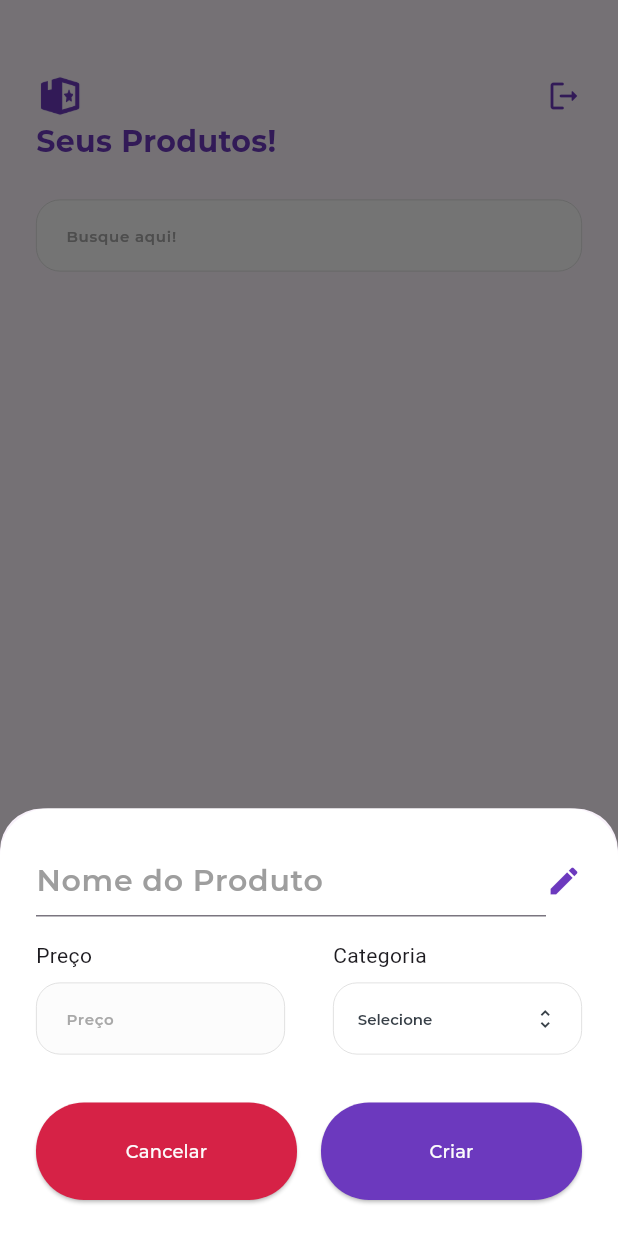
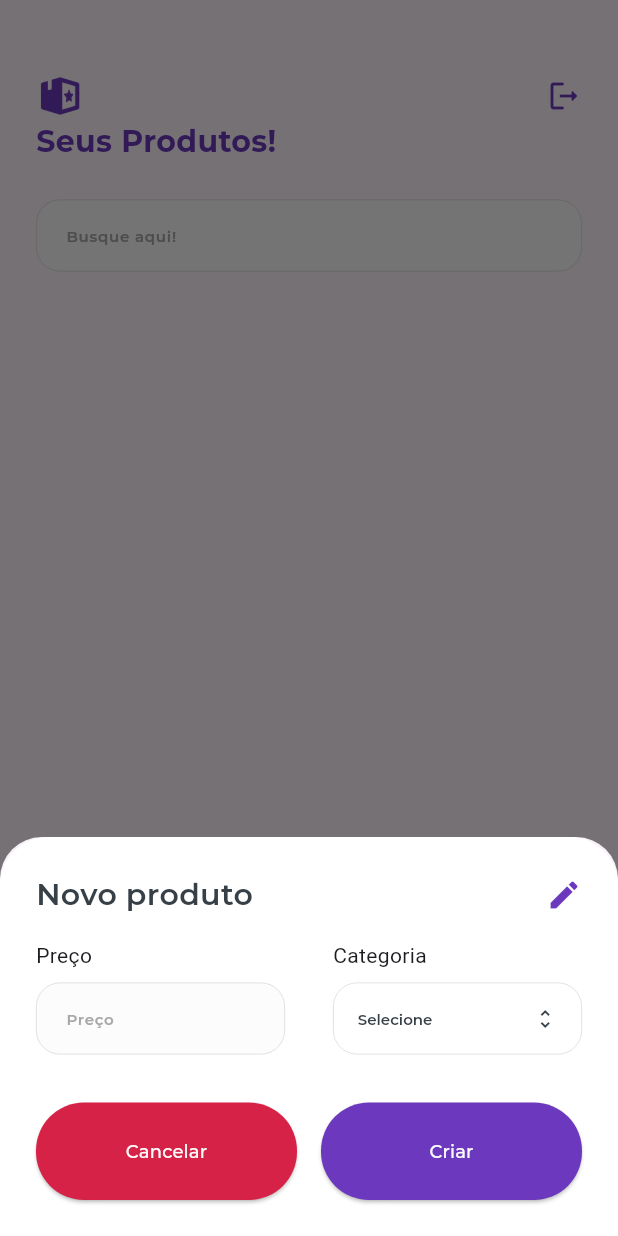
Before and after one commit to imlukadev/listedin, a Flutter app: the ProductsPage screen opened directly with empty values, after a tap on the "add" icon, on a phone screen of 412 x 824 dp. Run offline on Flutter 3.47's test engine with Material 3 defaults, Android fonts, the phone set to English and light mode, and no system bars; drawn by our look-alikes of dropdown_button2; our stand-ins replace dio; accounts and stored records are empty; network calls fail; project files that could hold a hidden picture were left out.

Commit message:
just for merge

```diff
--- a/lib/app/components/overlay/overlay.dart
+++ b/lib/app/components/overlay/overlay.dart
@@ -1,7 +1,11 @@
 import 'package:flutter/material.dart';
 import 'package:flutter/widgets.dart';
 import 'package:listedin/app/components/button/button.dart';
+import 'package:listedin/app/components/combobox/combobox.dart';
+import 'package:listedin/app/components/input/input.dart';
+import 'package:listedin/app/pages/products/store/products_store.dart';
 import 'package:listedin/app/styles/colors.dart';
+import 'package:listedin/app/styles/texts.dart';
 
 class ButtonModalProps {
   dynamic Function() function;
@@ -10,7 +14,6 @@ class ButtonModalProps {
   ButtonModalProps(this.content, {required this.function});
 }
 
-
 List<Widget> loadModal(
     Widget title, Widget body, ButtonModalProps cancel, ButtonModalProps ok) {
   return [
@@ -18,8 +21,7 @@ List<Widget> loadModal(
     const SizedBox(height: 16),
     body,
     const SizedBox(height: 32),
-
-       Row(
+    Row(
       mainAxisAlignment: MainAxisAlignment.spaceBetween,
       children: [
         Button(
@@ -35,12 +37,108 @@ List<Widget> loadModal(
         ),
       ],
     ),
-
-
   ];
 }
 
+void loadModalProducts(
+    ProductsStore store, context, bool isEditing, fnIsEditing) {
+  TextEditingController controllerProductName = TextEditingController();
+  showModal(
+      context,
+      loadModal(
+          Row(
+            children: [
+              isEditing
+                  ? Expanded(
+                      child: TextField(
+                      keyboardType: TextInputType.name,
+                      autofocus: true,
+                      controller: controllerProductName,
 
+                      style: TextStyle(
+                          fontFamily: 'Montserrat',
+                          fontSize: 20,
+                          fontWeight: FontWeight.w600,
+                          color: text),
+                      decoration: const InputDecoration(
+                        border: InputBorder
+                            .none, // Reduzir a densidade para menos espaço
+                        hintText: "Novo Produto",
+                        contentPadding: EdgeInsets.zero, // Remover padding
+                      ),
+                      onChanged: (value) => store.updateName(value),
+                      maxLines: null, // Permitir múltiplas linhas
+                    ))
+                  : Expanded(
+                      child: Text(
+                        store.signProduct.value.name.isNotEmpty ? store.signProduct.value.name : "Novo produto",
+                        style: TextStyle(
+                            fontFamily: 'Montserrat',
+                            fontSize: 20,
+                            fontWeight: FontWeight.w600,
+                            color: text),
+                      ),
+                    ),
+              InkWell(
+                onTap: () {
+                  fnIsEditing();
+                },
+                child: Icon(
+                  Icons.edit,
+                  color: primary,
+                ),
+              )
+            ],
+          ),
+          Row(
+            children: [
+              Expanded(
+                child: Column(
+                  crossAxisAlignment: CrossAxisAlignment.start,
+                  children: [
+                    Text("Preço"),
+                    SizedBox(
+                      height: 8,
+                    ),
+                    TextField(
+                      onChanged: (value) {
+                        store.updatePrice(value);
+                      },
+                      decoration: getInputDecoration("Preço"),
+                    )
+                  ],
+                ),
+              ),
+              SizedBox(
+                width: 32,
+              ),
+              Expanded(
+                child: Column(
+                  crossAxisAlignment: CrossAxisAlignment.start,
+                  children: [
+                    Text("Categoria"),
+                    SizedBox(
+                      height: 8,
+                    ),
+                    Combobox(
+                      categories: store.categoryState.value,
+                      fnCategory: (category) {
+                        store.uppdateCategory(category);
+                      },
+                    )
+                  ],
+                ),
+              ),
+            ],
+          ),
+          ButtonModalProps("Cancelar", function: () {
+            Navigator.pop(context);
+          }),
+          ButtonModalProps("Criar", function: () async {
+            await store.createProduct();
+            Navigator.pop(context);
+          })));
+}
 
 void showModal(BuildContext context, List<Widget> widgets) {
   showModalBottomSheet(
@@ -61,9 +159,9 @@ void showModal(BuildContext context, List<Widget> widgets) {
                   ),
                 ),
                 child: Column(
-                  mainAxisSize: MainAxisSize
-                      .min,
-                      crossAxisAlignment: CrossAxisAlignment.start,// Adiciona isso para o column ocupar apenas o espaço necessário
+                  mainAxisSize: MainAxisSize.min,
+                  crossAxisAlignment: CrossAxisAlignment
+                      .start, // Adiciona isso para o column ocupar apenas o espaço necessário
                   children: widgets,
                 ),
               ),
--- a/lib/app/data/http/http_client.dart
+++ b/lib/app/data/http/http_client.dart
@@ -14,7 +14,7 @@ class HttpClient {
 
   Future<Response> delete(String url) async {
     try {
-      return await _dio.get(url);
+      return await _dio.delete(url);
     } catch (e) {
       throw Exception('Erro ao carregar os dados: $e');
     }
--- a/lib/app/data/repositories/list_repository.dart
+++ b/lib/app/data/repositories/list_repository.dart
@@ -101,7 +101,7 @@ class ListRepository extends IListRepository {
   Future<ShopList> patchName(int listId, String name) async {
     try {
       Response response =
-          await client.patch("/list/$listId", <String, dynamic>{"name": name});
+          await client.patch("/list/$listId/name", <String, dynamic>{"name": name});
       Map<String, dynamic> list = response.data;
       return ShopList.fromJSON(list);
     } catch (e) {
--- a/lib/app/pages/products/products.dart
+++ b/lib/app/pages/products/products.dart
@@ -24,6 +24,7 @@ class ProductsPage extends StatefulWidget {
 
 class _ProductsPageState extends State<ProductsPage> {
   late ProductsStore store;
+  bool isEditing = false;
 
   @override
   void initState() {
@@ -36,88 +37,19 @@ class _ProductsPageState extends State<ProductsPage> {
     store.getCategories();
   }
 
+  void toggleEditing() {
+    setState(() {
+      isEditing = !isEditing;
+    });
+  }
+
   @override
   Widget build(BuildContext context) {
     return Scaffold(
       appBar: const Header(),
       floatingActionButton: FloatingActionButton(
         onPressed: () {
-          showModal(
-              context,
-              loadModal(
-                  Row(
-                    children: [
-                      Expanded(
-                      //     child: Text(
-                      //   "Nome do Produto",
-                      //   style: titleModal,
-                      // ))
-                      child:  TextField(
-
-              onChanged: (value) => store.updateName(value),
-              decoration: InputDecoration(
-                hintText: "Nome do Produto",
-                hintStyle: titleModal.copyWith(color: Colors.grey),
-              )
-                      ),
-                       ),
-                      InkWell(
-                        onTap: () {},
-                        child: Icon(
-                          Icons.edit,
-                          color: primary,
-                        ),
-                      )
-                    ],
-                  ),
-                  Row(
-                    children: [
-                      Expanded(
-                        child: Column(
-                          crossAxisAlignment: CrossAxisAlignment.start,
-                          children: [
-                            Text("Preço"),
-                            SizedBox(
-                              height: 8,
-                            ),
-                            TextField(
-                              onChanged: (value) {
-                                store.updatePrice(value);
-                              },
-                              decoration: getInputDecoration("Preço"),
-                            )
-                          ],
-                        ),
-                      ),
-                      SizedBox(
-                        width: 32,
-                      ),
-                      Expanded(
-                        child: Column(
-                          crossAxisAlignment: CrossAxisAlignment.start,
-                          children: [
-                            Text("Categoria"),
-                            SizedBox(
-                              height: 8,
-                            ),
-                            Combobox(
-                              categories: store.categoryState.value,
-                              fnCategory: (category) {
-                                store.uppdateCategory(category);
-                              },
-                            )
-                          ],
-                        ),
-                      ),
-                    ],
-                  ),
-                  ButtonModalProps("Cancelar", function: () {
-                    Navigator.pop(context);
-                  }),
-                  ButtonModalProps("Criar", function: () async {
-                    await store.createProduct();
-                    Navigator.pop(context);
-                  })));
+          loadModalProducts(store, context, isEditing, toggleEditing);
         },
         tooltip: 'Criar produto!',
         backgroundColor: primary,
@@ -182,12 +114,12 @@ class _ProductsPageState extends State<ProductsPage> {
                         final item = store.state.value[index];
                         return Column(
                           children: [
-                            InkWell(child:  CardBuy(
+                            InkWell(
+                              child: CardBuy(
                                 isList: false,
                                 product: item,
                               ),
-
-                           onTap: (){
+                              onTap: () {
                                 //               showModal(
                                 // context,
                                 // loadModal(
@@ -266,7 +198,6 @@ class _ProductsPageState extends State<ProductsPage> {
                                 //     })));
                               },
                             ),
-
                             const SizedBox(height: 16),
                           ],
                         );
@@ -281,7 +212,11 @@ class _ProductsPageState extends State<ProductsPage> {
           )
         ],
       ),
-      bottomNavigationBar: Footer( isDark: false, isProducts: true, userStore: widget.userStore,),
+      bottomNavigationBar: Footer(
+        isDark: false,
+        isProducts: true,
+        userStore: widget.userStore,
+      ),
     );
   }
 }
```
Also changed, not shown: lib/app/components/footer/footer.dart (+10 -3 lines), lib/app/pages/list/list.dart (+42 -37 lines), lib/app/pages/list/store/list_store.dart (+10 -4 lines). Lines whose indentation alone changed are shown as unchanged.
